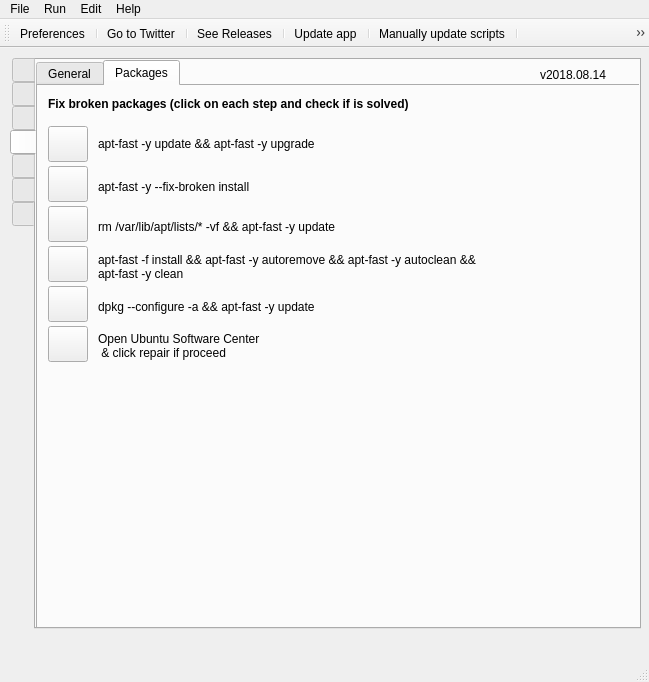
Above: src/mainwindow.ui from adgellida/ubunsys before the change. Below: the same form after it.
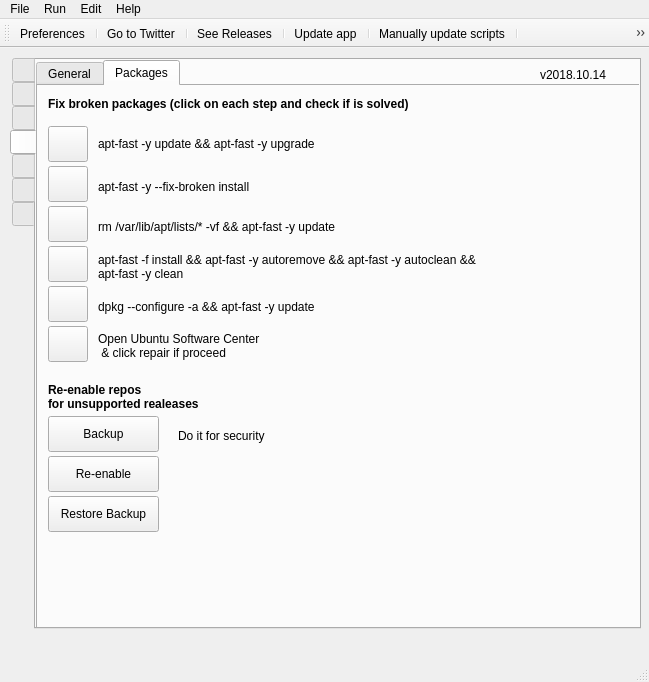
That is the form after the change. The open tabs and pages were chosen to show the change. Icons and pictures are not drawn.

```diff
--- a/src/mainwindow.ui
+++ b/src/mainwindow.ui
@@ -2235,6 +2235,135 @@
          <string>dpkg --configure -a &amp;&amp; apt-fast -y update</string>
         </property>
        </widget>
+       <widget class="QPushButton" name="restoreReposButton">
+        <property name="geometry">
+         <rect>
+          <x>10</x>
+          <y>410</y>
+          <width>111</width>
+          <height>36</height>
+         </rect>
+        </property>
+        <property name="whatsThis">
+         <string/>
+        </property>
+        <property name="text">
+         <string>Restore Backup</string>
+        </property>
+        <property name="iconSize">
+         <size>
+          <width>30</width>
+          <height>30</height>
+         </size>
+        </property>
+        <property name="shortcut">
+         <string/>
+        </property>
+        <property name="checkable">
+         <bool>false</bool>
+        </property>
+       </widget>
+       <widget class="QLabel" name="label_41">
+        <property name="geometry">
+         <rect>
+          <x>10</x>
+          <y>290</y>
+          <width>231</width>
+          <height>41</height>
+         </rect>
+        </property>
+        <property name="font">
+         <font>
+          <weight>75</weight>
+          <bold>true</bold>
+         </font>
+        </property>
+        <property name="text">
+         <string>Re-enable repos
+for unsupported realeases</string>
+        </property>
+       </widget>
+       <widget class="QPushButton" name="reenableReposButton">
+        <property name="geometry">
+         <rect>
+          <x>10</x>
+          <y>370</y>
+          <width>111</width>
+          <height>36</height>
+         </rect>
+        </property>
+        <property name="toolTip">
+         <string>&lt;html&gt;&lt;head/&gt;&lt;body&gt;&lt;p&gt;Files on Main backup:&lt;/p&gt;&lt;p&gt;sources.list.d&lt;/p&gt;&lt;p&gt;sources.list&lt;/p&gt;&lt;p&gt;sudoers.d&lt;/p&gt;&lt;p&gt;hosts&lt;/p&gt;&lt;p&gt;sudoers&lt;/p&gt;&lt;p&gt;templates&lt;/p&gt;&lt;p&gt;rc.local&lt;/p&gt;&lt;/body&gt;&lt;/html&gt;</string>
+        </property>
+        <property name="whatsThis">
+         <string>&lt;html&gt;&lt;head/&gt;&lt;body&gt;&lt;p&gt;Each time you push, sources.list, sudoers and templates are copied on a folder, then you can restore them. This is ok if you want to return after crash.&lt;/p&gt;&lt;/body&gt;&lt;/html&gt;</string>
+        </property>
+        <property name="text">
+         <string>Re-enable</string>
+        </property>
+        <property name="iconSize">
+         <size>
+          <width>30</width>
+          <height>30</height>
+         </size>
+        </property>
+        <property name="shortcut">
+         <string/>
+        </property>
+        <property name="checkable">
+         <bool>false</bool>
+        </property>
+       </widget>
+       <widget class="QPushButton" name="backupReposButton">
+        <property name="geometry">
+         <rect>
+          <x>10</x>
+          <y>330</y>
+          <width>111</width>
+          <height>36</height>
+         </rect>
+        </property>
+        <property name="toolTip">
+         <string>&lt;html&gt;&lt;head/&gt;&lt;body&gt;&lt;p&gt;Files on Main backup:&lt;/p&gt;&lt;p&gt;sources.list.d&lt;/p&gt;&lt;p&gt;sources.list&lt;/p&gt;&lt;p&gt;sudoers.d&lt;/p&gt;&lt;p&gt;hosts&lt;/p&gt;&lt;p&gt;sudoers&lt;/p&gt;&lt;p&gt;templates&lt;/p&gt;&lt;p&gt;rc.local&lt;/p&gt;&lt;/body&gt;&lt;/html&gt;</string>
+        </property>
+        <property name="whatsThis">
+         <string>&lt;html&gt;&lt;head/&gt;&lt;body&gt;&lt;p&gt;Each time you push, sources.list, sudoers and templates are copied on a folder, then you can restore them. This is ok if you want to return after crash.&lt;/p&gt;&lt;/body&gt;&lt;/html&gt;</string>
+        </property>
+        <property name="text">
+         <string>Backup</string>
+        </property>
+        <property name="iconSize">
+         <size>
+          <width>30</width>
+          <height>30</height>
+         </size>
+        </property>
+        <property name="shortcut">
+         <string/>
+        </property>
+        <property name="checkable">
+         <bool>false</bool>
+        </property>
+       </widget>
+       <widget class="QLabel" name="label_31">
+        <property name="geometry">
+         <rect>
+          <x>140</x>
+          <y>330</y>
+          <width>191</width>
+          <height>40</height>
+         </rect>
+        </property>
+        <property name="font">
+         <font>
+          <weight>50</weight>
+          <bold>false</bold>
+         </font>
+        </property>
+        <property name="text">
+         <string>Do it for security</string>
+        </property>
+       </widget>
       </widget>
      </widget>
     </widget>
@@ -3959,7 +4088,7 @@
      </rect>
     </property>
     <property name="text">
-     <string>v2018.08.14</string>
+     <string>v2018.10.14</string>
     </property>
    </widget>
   </widget>
```
Left out of the diff: 95 changed lines with no effect on the pictures.
